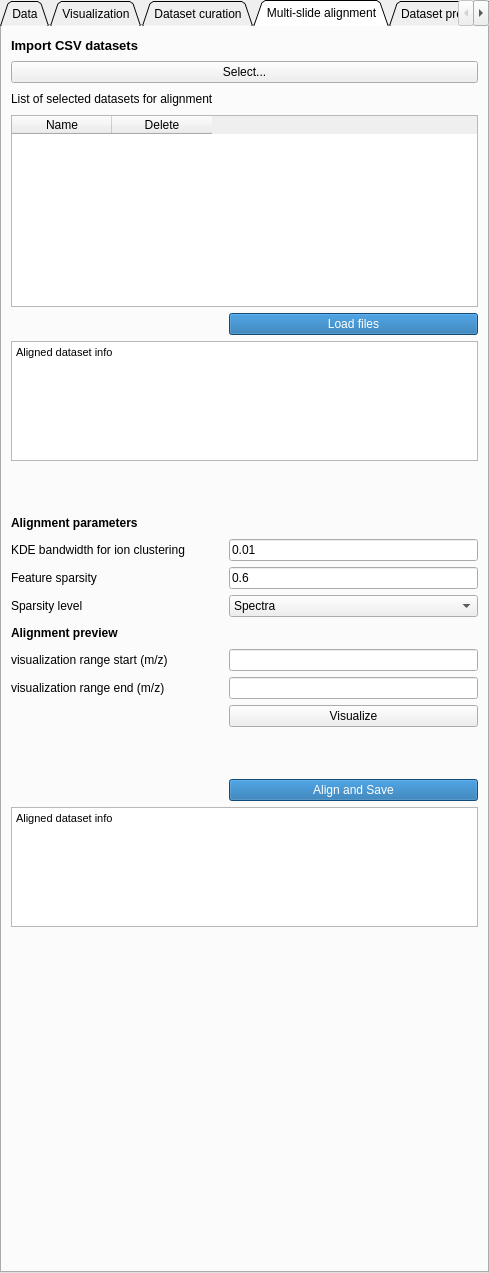
The window that MassVision/Resources/UI/MassVision.ui (jamzad/SlicerMassVision) describes before a commit, drawn with Qt 5.
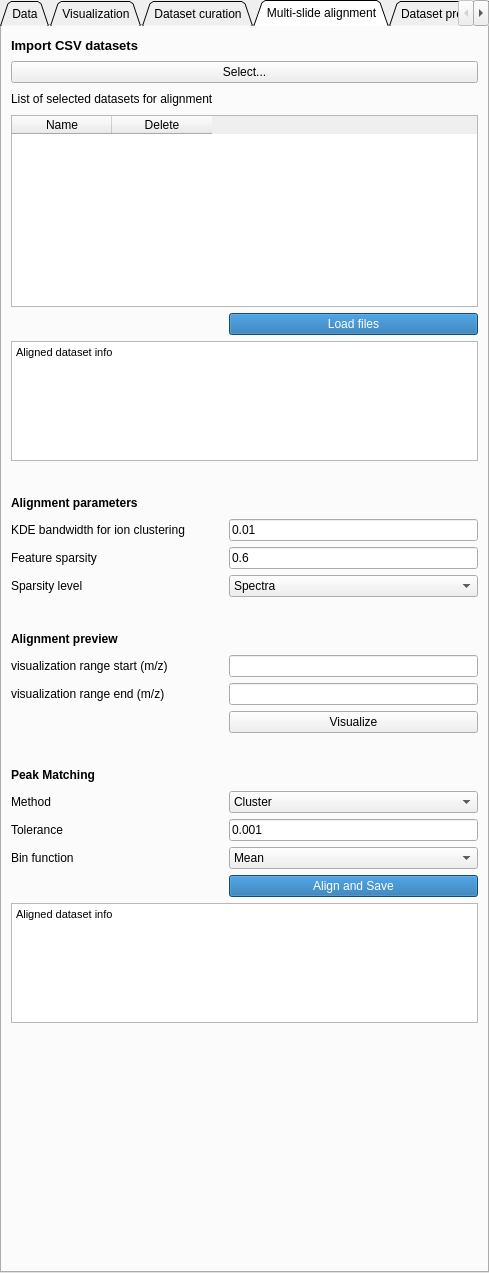
The same window after the commit.

Commit message:
ADD peak matching to multi slide
tolerance based peak matching option for multi slide alignment

The edit to the form file:
```diff
--- a/MassVision/Resources/UI/MassVision.ui
+++ b/MassVision/Resources/UI/MassVision.ui
@@ -1955,6 +1955,56 @@
       </column>
      </widget>
     </item>
+    <item row="4" column="1">
+     <widget class="QPushButton" name="loadToAlign">
+      <property name="styleSheet">
+       <string notr="true">background-color: #1769aa;
+color: rgb(255, 255, 255);</string>
+      </property>
+      <property name="text">
+       <string>Load files</string>
+      </property>
+     </widget>
+    </item>
+    <item row="5" column="0" colspan="2">
+     <widget class="QTextBrowser" name="fileInfoAlign">
+      <property name="sizePolicy">
+       <sizepolicy hsizetype="Expanding" vsizetype="Preferred">
+        <horstretch>0</horstretch>
+        <verstretch>0</verstretch>
+       </sizepolicy>
+      </property>
+      <property name="maximumSize">
+       <size>
+        <width>16777215</width>
+        <height>120</height>
+       </size>
+      </property>
+      <property name="html">
+       <string>&lt;!DOCTYPE HTML PUBLIC &quot;-//W3C//DTD HTML 4.0//EN&quot; &quot;http://www.w3.org/TR/REC-html40/strict.dtd&quot;&gt;
+&lt;html&gt;&lt;head&gt;&lt;meta name=&quot;qrichtext&quot; content=&quot;1&quot; /&gt;&lt;style type=&quot;text/css&quot;&gt;
+p, li { white-space: pre-wrap; }
+&lt;/style&gt;&lt;/head&gt;&lt;body style=&quot; font-family:'MS Shell Dlg 2'; font-size:8.25pt; font-weight:400; font-style:normal;&quot;&gt;
+&lt;p style=&quot; margin-top:0px; margin-bottom:0px; margin-left:0px; margin-right:0px; -qt-block-indent:0; text-indent:0px;&quot;&gt;Aligned dataset info&lt;/p&gt;&lt;/body&gt;&lt;/html&gt;</string>
+      </property>
+     </widget>
+    </item>
+    <item row="6" column="0" colspan="2">
+     <spacer name="verticalSpacer_38">
+      <property name="orientation">
+       <enum>Qt::Vertical</enum>
+      </property>
+      <property name="sizeType">
+       <enum>QSizePolicy::Preferred</enum>
+      </property>
+      <property name="sizeHint" stdset="0">
+       <size>
+        <width>20</width>
+        <height>20</height>
+       </size>
+      </property>
+     </spacer>
+    </item>
     <item row="7" column="0">
      <widget class="QLabel" name="label_2">
       <property name="font">
@@ -2030,7 +2080,23 @@
       </item>
      </widget>
     </item>
-    <item row="11" column="0">
+    <item row="11" column="0" colspan="2">
+     <spacer name="verticalSpacer_37">
+      <property name="orientation">
+       <enum>Qt::Vertical</enum>
+      </property>
+      <property name="sizeType">
+       <enum>QSizePolicy::Preferred</enum>
+      </property>
+      <property name="sizeHint" stdset="0">
+       <size>
+        <width>20</width>
+        <height>20</height>
+       </size>
+      </property>
+     </spacer>
+    </item>
+    <item row="12" column="0">
      <widget class="QLabel" name="label_6">
       <property name="font">
        <font>
@@ -2043,74 +2109,20 @@
       </property>
      </widget>
     </item>
-    <item row="11" column="1">
-     <spacer name="horizontalSpacer_32">
-      <property name="orientation">
-       <enum>Qt::Horizontal</enum>
-      </property>
-      <property name="sizeHint" stdset="0">
-       <size>
-        <width>40</width>
-        <height>20</height>
-       </size>
-      </property>
-     </spacer>
-    </item>
-    <item row="16" column="1">
-     <widget class="QPushButton" name="alignButton">
-      <property name="styleSheet">
-       <string notr="true">background-color: #1769aa;
-color: rgb(255, 255, 255);</string>
-      </property>
-      <property name="text">
-       <string>Align and Save</string>
-      </property>
-     </widget>
-    </item>
-    <item row="17" column="0" colspan="2">
-     <widget class="QTextBrowser" name="alignmentTextBrowser">
-      <property name="sizePolicy">
-       <sizepolicy hsizetype="Expanding" vsizetype="Preferred">
-        <horstretch>0</horstretch>
-        <verstretch>0</verstretch>
-       </sizepolicy>
-      </property>
-      <property name="maximumSize">
-       <size>
-        <width>16777215</width>
-        <height>120</height>
-       </size>
-      </property>
-      <property name="html">
-       <string>&lt;!DOCTYPE HTML PUBLIC &quot;-//W3C//DTD HTML 4.0//EN&quot; &quot;http://www.w3.org/TR/REC-html40/strict.dtd&quot;&gt;
-&lt;html&gt;&lt;head&gt;&lt;meta name=&quot;qrichtext&quot; content=&quot;1&quot; /&gt;&lt;style type=&quot;text/css&quot;&gt;
-p, li { white-space: pre-wrap; }
-&lt;/style&gt;&lt;/head&gt;&lt;body style=&quot; font-family:'MS Shell Dlg 2'; font-size:8.25pt; font-weight:400; font-style:normal;&quot;&gt;
-&lt;p style=&quot; margin-top:0px; margin-bottom:0px; margin-left:0px; margin-right:0px; -qt-block-indent:0; text-indent:0px;&quot;&gt;Aligned dataset info&lt;/p&gt;&lt;/body&gt;&lt;/html&gt;</string>
-      </property>
-     </widget>
-    </item>
-    <item row="18" column="1">
-     <spacer name="verticalSpacer_14">
-      <property name="orientation">
-       <enum>Qt::Vertical</enum>
-      </property>
-      <property name="sizeHint" stdset="0">
-       <size>
-        <width>20</width>
-        <height>40</height>
-       </size>
-      </property>
-     </spacer>
-    </item>
     <item row="12" column="1">
-     <widget class="QLineEdit" name="alignPreviewStart">
-      <property name="text">
-       <string/>
+     <spacer name="horizontalSpacer_32">
+      <property name="orientation">
+       <enum>Qt::Horizontal</enum>
       </property>
-     </widget>
+      <property name="sizeHint" stdset="0">
+       <size>
+        <width>40</width>
+        <height>20</height>
+       </size>
+      </property>
+     </spacer>
     </item>
-    <item row="12" column="0">
+    <item row="13" column="0">
      <widget class="QLabel" name="label_14">
       <property name="text">
        <string>visualization range start (m/z)</string>
@@ -2118,13 +2130,13 @@
      </widget>
     </item>
     <item row="13" column="1">
-     <widget class="QLineEdit" name="alignPreviewEnd">
+     <widget class="QLineEdit" name="alignPreviewStart">
       <property name="text">
        <string/>
       </property>
      </widget>
     </item>
-    <item row="13" column="0">
+    <item row="14" column="0">
      <widget class="QLabel" name="label_10">
       <property name="text">
        <string>visualization range end (m/z)</string>
@@ -2132,6 +2144,13 @@
      </widget>
     </item>
     <item row="14" column="1">
+     <widget class="QLineEdit" name="alignPreviewEnd">
+      <property name="text">
+       <string/>
+      </property>
+     </widget>
+    </item>
+    <item row="15" column="1">
      <widget class="QPushButton" name="alignPreview">
       <property name="styleSheet">
        <string notr="true"/>
@@ -2141,7 +2160,7 @@
       </property>
      </widget>
     </item>
-    <item row="15" column="0" colspan="2">
+    <item row="16" column="0" colspan="2">
      <spacer name="verticalSpacer_35">
       <property name="orientation">
        <enum>Qt::Vertical</enum>
@@ -2152,40 +2171,71 @@
       <property name="sizeHint" stdset="0">
        <size>
         <width>20</width>
-        <height>40</height>
+        <height>20</height>
        </size>
       </property>
      </spacer>
     </item>
-    <item row="4" column="1">
-     <widget class="QPushButton" name="loadToAlign">
+    <item row="17" column="0">
+     <widget class="QLabel" name="label_24">
+      <property name="font">
+       <font>
+        <weight>75</weight>
+        <bold>true</bold>
+       </font>
+      </property>
+      <property name="text">
+       <string>Peak Matching</string>
+      </property>
+     </widget>
+    </item>
+    <item row="17" column="1">
+     <spacer name="horizontalSpacer_33">
+      <property name="orientation">
+       <enum>Qt::Horizontal</enum>
+      </property>
+      <property name="sizeHint" stdset="0">
+       <size>
+        <width>40</width>
+        <height>20</height>
+       </size>
+      </property>
+     </spacer>
+    </item>
+    <item row="18" column="0">
+     <widget class="QLabel" name="label_22">
+      <property name="text">
+       <string>Method</string>
+      </property>
+     </widget>
+    </item>
+    <item row="19" column="0">
+     <widget class="QLabel" name="AlignTolLabel">
+      <property name="text">
+       <string>Tolerance</string>
+      </property>
+     </widget>
+    </item>
+    <item row="19" column="1">
+     <widget class="QLineEdit" name="AlignTolVal">
+      <property name="text">
+       <string>0.001</string>
+      </property>
+     </widget>
+    </item>
+    <item row="21" column="1">
+     <widget class="QPushButton" name="alignButton">
       <property name="styleSheet">
        <string notr="true">background-color: #1769aa;
 color: rgb(255, 255, 255);</string>
       </property>
       <property name="text">
-       <string>Load files</string>
+       <string>Align and Save</string>
       </property>
      </widget>
     </item>
-    <item row="6" column="0" colspan="2">
-     <spacer name="verticalSpacer_36">
-      <property name="orientation">
-       <enum>Qt::Vertical</enum>
-      </property>
-      <property name="sizeType">
-       <enum>QSizePolicy::Preferred</enum>
-      </property>
-      <property name="sizeHint" stdset="0">
-       <size>
-        <width>20</width>
-        <height>40</height>
-       </size>
-      </property>
-     </spacer>
-    </item>
-    <item row="5" column="0" colspan="2">
-     <widget class="QTextBrowser" name="fileInfoAlign">
+    <item row="22" column="0" colspan="2">
+     <widget class="QTextBrowser" name="alignmentTextBrowser">
       <property name="sizePolicy">
        <sizepolicy hsizetype="Expanding" vsizetype="Preferred">
         <horstretch>0</horstretch>
@@ -2207,6 +2257,69 @@
       </property>
      </widget>
     </item>
+    <item row="23" column="1">
+     <spacer name="verticalSpacer_14">
+      <property name="orientation">
+       <enum>Qt::Vertical</enum>
+      </property>
+      <property name="sizeHint" stdset="0">
+       <size>
+        <width>20</width>
+        <height>40</height>
+       </size>
+      </property>
+     </spacer>
+    </item>
+    <item row="20" column="0">
+     <widget class="QLabel" name="AlignBinLab">
+      <property name="text">
+       <string>Bin function</string>
+      </property>
+     </widget>
+    </item>
+    <item row="18" column="1">
+     <widget class="QComboBox" name="AlignMatchMethod">
+      <item>
+       <property name="text">
+        <string>Cluster</string>
+       </property>
+      </item>
+      <item>
+       <property name="text">
+        <string>Tolerance</string>
+       </property>
+      </item>
+     </widget>
+    </item>
+    <item row="20" column="1">
+     <widget class="QComboBox" name="AlignBinVal">
+      <item>
+       <property name="text">
+        <string>Mean</string>
+       </property>
+      </item>
+      <item>
+       <property name="text">
+        <string>Median</string>
+       </property>
+      </item>
+      <item>
+       <property name="text">
+        <string>Sum</string>
+       </property>
+      </item>
+      <item>
+       <property name="text">
+        <string>Max</string>
+       </property>
+      </item>
+      <item>
+       <property name="text">
+        <string>Global max</string>
+       </property>
+      </item>
+     </widget>
+    </item>
    </layout>
   </widget>
   <widget class="QWidget" name="tab_7">
```
The commit also changes 2 other files.
